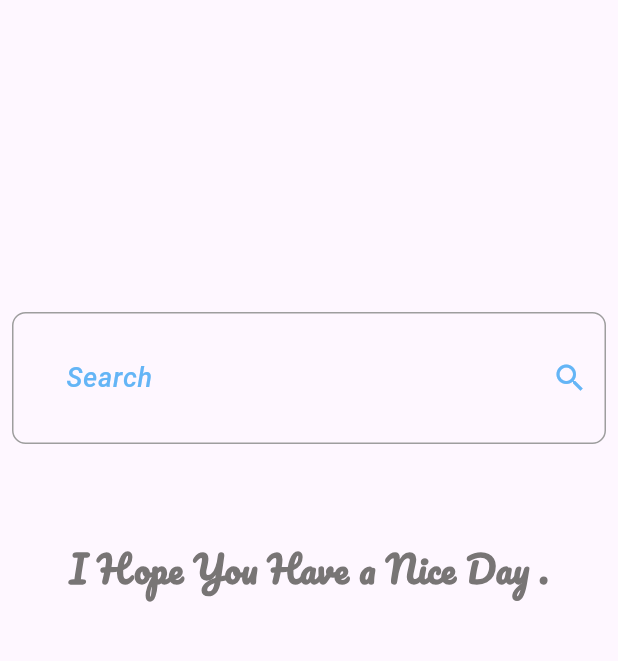
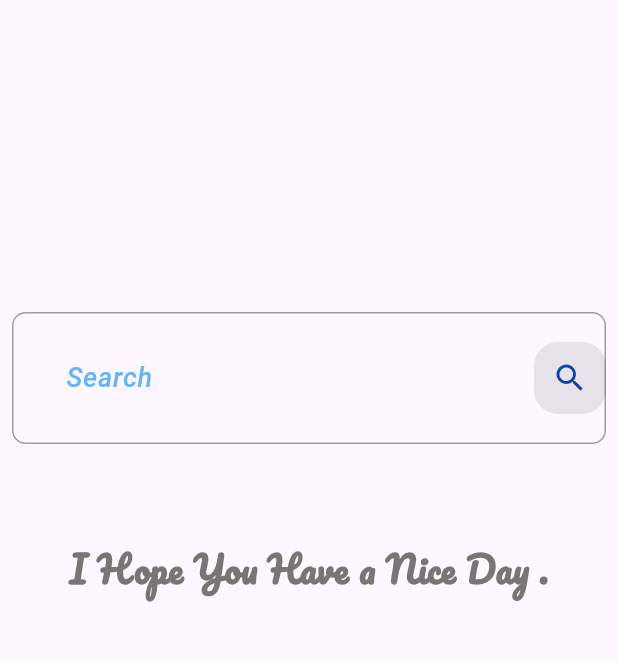
Before and after one commit to FlutterProjectsForOlaMohammed/Weather_App, a Flutter app: the SearchView screen opened directly, on a phone screen of 412 x 824 dp, the part 84-745 px from its top. Run offline on Flutter 3.47's test engine with Material 3 defaults, Android fonts, the phone set to English and light mode, and no system bars.

Commit message:
validate values entered in text form field

```diff
--- a/lib/Custom_Widgets/Custom_Text_Form_Field.dart
+++ b/lib/Custom_Widgets/Custom_Text_Form_Field.dart
@@ -1,4 +1,8 @@
+import 'dart:developer';
+
 import 'package:flutter/material.dart';
+import 'package:update_version_weather_app/Custom_Widgets/Custom_Button.dart';
+import 'package:update_version_weather_app/Custom_Widgets/Text_Form_Field_Border.dart';
 
 class CustomTextFormField extends StatelessWidget {
   const CustomTextFormField({
@@ -7,15 +11,34 @@ class CustomTextFormField extends StatelessWidget {
     required this.hintText,
   });
   final String label, hintText;
+
   @override
   Widget build(BuildContext context) {
+    String cityName;
+    final GlobalKey<FormState> formKey = GlobalKey();
     return Form(
+        key: formKey,
         child: Center(
           child: Padding(
             padding: const EdgeInsets.all(8.0),
             child: TextFormField(
+              validator: (value) {
+                if (value?.isEmpty ?? true) {
+                  return "Field is Required";
+                }
+              },
+              onSaved: (value) {
+                cityName = value!;
+                log(cityName);
+              },
               decoration: InputDecoration(
-                suffixIcon: const Icon(Icons.search),
+                suffixIcon: Custom_Button(
+                  onPressed: () {
+                    if (formKey.currentState!.validate()) {
+                      formKey.currentState!.save();
+                    }
+                  },
+                ),
                 suffixIconColor: const Color.fromRGBO(100, 181, 246, 1),
                 contentPadding:
                     const EdgeInsets.symmetric(vertical: 32, horizontal: 16),
@@ -29,22 +52,12 @@ class CustomTextFormField extends StatelessWidget {
                   padding: const EdgeInsets.only(left: 16),
                   child: Text(label),
                 ),
-                border: OutlineInputBorder(
-                  borderRadius: BorderRadius.circular(9),
-                ),
-                enabledBorder: OutlineInputBorder(
-                  borderRadius: BorderRadius.circular(9),
-                  borderSide: const BorderSide(
-                    color: Colors.grey,
-                  ),
-                ),
-                focusedBorder: OutlineInputBorder(
-                  borderSide: const BorderSide(color: Colors.grey),
-                  borderRadius: BorderRadius.circular(9),
-                )),
+                border: TextFormFieldBorder(),
+                enabledBorder: TextFormFieldBorder(),
+                focusedBorder: TextFormFieldBorder(),
               ),
             ),
           ),
-    );
+        ));
   }
 }
--- /dev/null
+++ b/lib/Custom_Widgets/Text_Form_Field_Border.dart
@@ -0,0 +1,10 @@
+import 'package:flutter/material.dart';
+
+TextFormFieldBorder() {
+  return OutlineInputBorder(
+    borderRadius: BorderRadius.circular(9),
+    borderSide: const BorderSide(
+      color: Colors.grey,
+    ),
+  );
+}
--- a/lib/Views/Search_View.dart
+++ b/lib/Views/Search_View.dart
@@ -17,7 +17,8 @@ class SearchView extends StatelessWidget {
               fontStyle: FontStyle.italic),
         ),
       ),
-      body: const Column(children: [
+      body: const SingleChildScrollView(
+        child: Column(children: [
           SizedBox(
             height: 200,
           ),
@@ -36,6 +37,7 @@ class SearchView extends StatelessWidget {
             ),
           ),
         ]),
+      ),
     );
   }
 }
```
Lines whose indentation alone changed are shown as unchanged.
